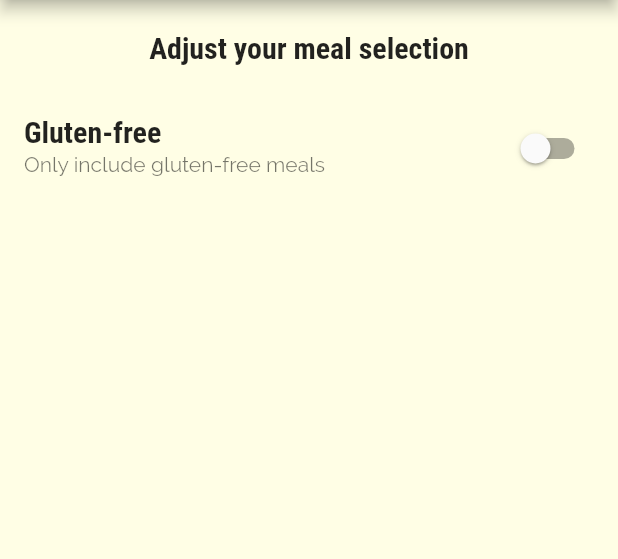
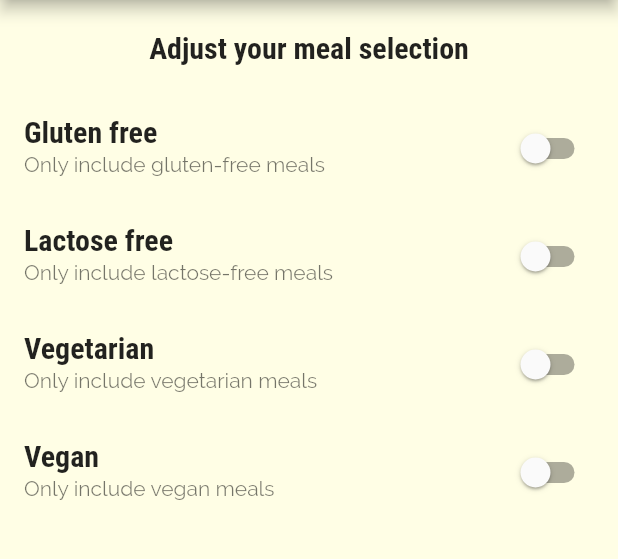
Before and after one commit to Wolfram-180/delicious-meals, a Flutter app: the FiltersScreen screen opened by its route, on a phone screen of 412 x 824 dp, the part 84-643 px from its top. Run offline on Flutter 3.47's test engine with Material 2 defaults, Android fonts, the phone set to English and light mode, and no system bars.

Commit message:
added filters

```diff
--- a/lib/screens/filters_screen.dart
+++ b/lib/screens/filters_screen.dart
@@ -14,6 +14,20 @@ class _FiltersScreenState extends State<FiltersScreen> {
   var _vegetarian = false;
   var _vegan = false;
   var _lactoseFree = false;
+
+  Widget _buildSwitchListTile(
+    String title,
+    String subtitle,
+    bool currentValue,
+    Function(bool)? updateValue,
+  ) {
+    return SwitchListTile(
+      title: Text(title),
+      subtitle: Text(subtitle),
+      value: currentValue,
+      onChanged: updateValue,
+    );
+  }
 
   @override
   Widget build(BuildContext context) {
@@ -34,13 +48,43 @@ class _FiltersScreenState extends State<FiltersScreen> {
           Expanded(
             child: ListView(
               children: [
-                SwitchListTile(
-                  title: Text('Gluten-free'),
-                  subtitle: Text('Only include gluten-free meals'),
-                  value: _glutenFree,
-                  onChanged: (newValue) {
+                _buildSwitchListTile(
+                  'Gluten free',
+                  'Only include gluten-free meals',
+                  _glutenFree,
+                  (newValue) {
                     setState(() {
                       _glutenFree = newValue;
+                    });
+                  },
+                ),
+                _buildSwitchListTile(
+                  'Lactose free',
+                  'Only include lactose-free meals',
+                  _lactoseFree,
+                  (newValue) {
+                    setState(() {
+                      _lactoseFree = newValue;
+                    });
+                  },
+                ),
+                _buildSwitchListTile(
+                  'Vegetarian',
+                  'Only include vegetarian meals',
+                  _vegetarian,
+                  (newValue) {
+                    setState(() {
+                      _vegetarian = newValue;
+                    });
+                  },
+                ),
+                _buildSwitchListTile(
+                  'Vegan',
+                  'Only include vegan meals',
+                  _vegan,
+                  (newValue) {
+                    setState(() {
+                      _vegan = newValue;
                     });
                   },
                 ),
```
